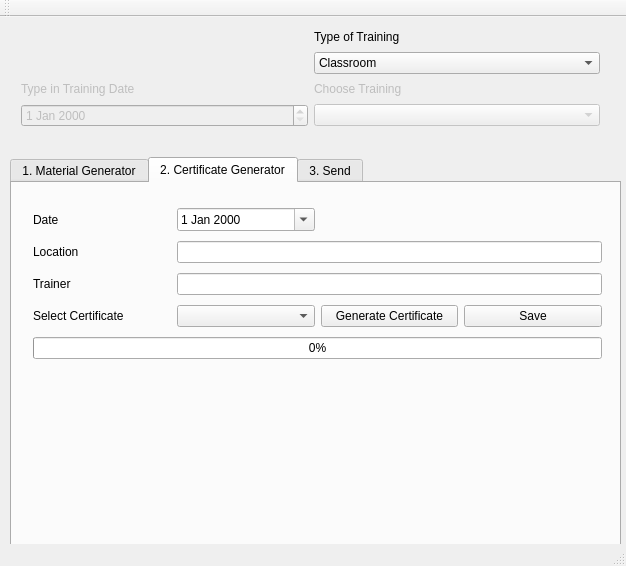
QVllasa/TrainingTool, file ui/mainwindow.ui: the form before one commit.
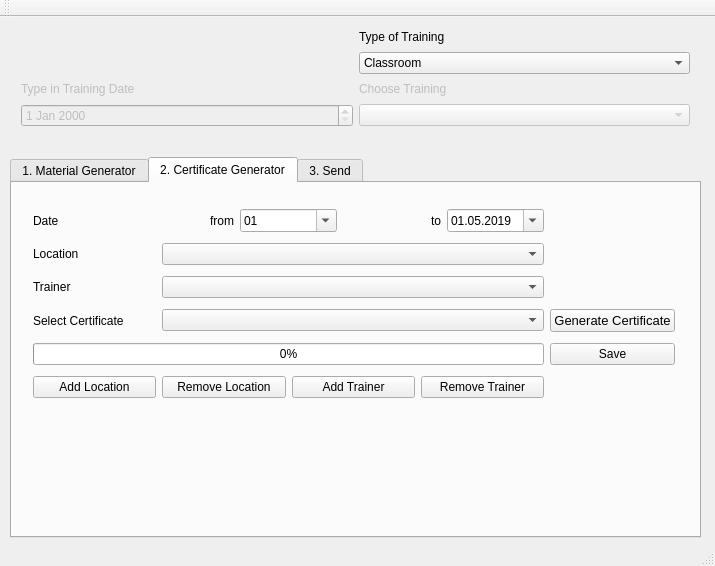
The form after the commit.

Commit message: Location and Trainer added

Patch:
```diff
--- a/ui/mainwindow.ui
+++ b/ui/mainwindow.ui
@@ -6,7 +6,7 @@
    <rect>
     <x>0</x>
     <y>0</y>
-    <width>626</width>
+    <width>715</width>
     <height>566</height>
    </rect>
   </property>
@@ -18,8 +18,8 @@
   </property>
   <property name="maximumSize">
    <size>
-    <width>626</width>
-    <height>566</height>
+    <width>900</width>
+    <height>900</height>
    </size>
   </property>
   <property name="windowTitle">
@@ -31,8 +31,8 @@
      <rect>
       <x>10</x>
       <y>140</y>
-      <width>611</width>
-      <height>391</height>
+      <width>691</width>
+      <height>381</height>
      </rect>
     </property>
     <property name="currentIndex">
@@ -136,35 +136,58 @@
        <rect>
         <x>10</x>
         <y>10</y>
-        <width>591</width>
-        <height>181</height>
+        <width>664</width>
+        <height>223</height>
        </rect>
       </property>
       <layout class="QGridLayout" name="gridLayout_3">
-       <item row="3" column="3">
-        <widget class="QPushButton" name="saveCert">
+       <item row="6" column="2">
+        <widget class="QPushButton" name="addTrainer">
          <property name="text">
-          <string>Save</string>
+          <string>Add Trainer</string>
          </property>
         </widget>
        </item>
-       <item row="3" column="1">
-        <widget class="QComboBox" name="certCombo"/>
+       <item row="6" column="3">
+        <widget class="QPushButton" name="removeTrainer">
+         <property name="text">
+          <string>Remove Trainer</string>
+         </property>
+        </widget>
        </item>
-       <item row="3" column="2">
+       <item row="5" column="0" colspan="4">
+        <widget class="QProgressBar" name="progressBarCert">
+         <property name="value">
+          <number>0</number>
+         </property>
+        </widget>
+       </item>
+       <item row="6" column="1">
+        <widget class="QPushButton" name="removeLocation">
+         <property name="text">
+          <string>Remove Location</string>
+         </property>
+        </widget>
+       </item>
+       <item row="3" column="0">
+        <widget class="QLabel" name="label_5">
+         <property name="text">
+          <string>Select Certificate</string>
+         </property>
+        </widget>
+       </item>
+       <item row="3" column="4">
         <widget class="QPushButton" name="generateCert">
+         <property name="font">
+          <font>
+           <pointsize>10</pointsize>
+          </font>
+         </property>
          <property name="text">
           <string>Generate Certificate</string>
          </property>
         </widget>
        </item>
-       <item row="4" column="0" colspan="4">
-        <widget class="QProgressBar" name="progressBarCert">
-         <property name="value">
-          <number>0</number>
-         </property>
-        </widget>
-       </item>
        <item row="2" column="0">
         <widget class="QLabel" name="label_9">
          <property name="text">
@@ -172,17 +195,23 @@
          </property>
         </widget>
        </item>
-       <item row="3" column="0">
-        <widget class="QLabel" name="label_5">
+       <item row="5" column="4">
+        <widget class="QPushButton" name="saveCert">
          <property name="text">
-          <string>Select Certificate</string>
+          <string>Save</string>
          </property>
         </widget>
        </item>
-       <item row="0" column="0">
-        <widget class="QLabel" name="label_8">
+       <item row="1" column="1" colspan="3">
+        <widget class="QComboBox" name="locationCombo"/>
+       </item>
+       <item row="2" column="1" colspan="3">
+        <widget class="QComboBox" name="trainerCombo"/>
+       </item>
+       <item row="6" column="0">
+        <widget class="QPushButton" name="addLocation">
          <property name="text">
-          <string>Date</string>
+          <string>Add Location</string>
          </property>
         </widget>
        </item>
@@ -193,18 +222,73 @@
          </property>
         </widget>
        </item>
-       <item row="1" column="1" colspan="3">
-        <widget class="QLineEdit" name="locationText"/>
+       <item row="3" column="1" colspan="3">
+        <widget class="QComboBox" name="certCombo"/>
        </item>
-       <item row="2" column="1" colspan="3">
-        <widget class="QLineEdit" name="trainerText"/>
-       </item>
-       <item row="0" column="1">
-        <widget class="QDateEdit" name="certDate">
-         <property name="calendarPopup">
-          <bool>true</bool>
-         </property>
-        </widget>
+       <item row="0" column="0" colspan="4">
+        <layout class="QHBoxLayout" name="horizontalLayout">
+         <item>
+          <widget class="QLabel" name="label_8">
+           <property name="text">
+            <string>Date</string>
+           </property>
+          </widget>
+         </item>
+         <item>
+          <widget class="QLabel" name="label_12">
+           <property name="text">
+            <string>from</string>
+           </property>
+           <property name="alignment">
+            <set>Qt::AlignRight|Qt::AlignTrailing|Qt::AlignVCenter</set>
+           </property>
+          </widget>
+         </item>
+         <item>
+          <widget class="QDateEdit" name="certDateFrom">
+           <property name="displayFormat">
+            <string>dd</string>
+           </property>
+           <property name="calendarPopup">
+            <bool>true</bool>
+           </property>
+           <property name="date">
+            <date>
+             <year>2019</year>
+             <month>5</month>
+             <day>1</day>
+            </date>
+           </property>
+          </widget>
+         </item>
+         <item>
+          <widget class="QLabel" name="label_11">
+           <property name="text">
+            <string>to</string>
+           </property>
+           <property name="alignment">
+            <set>Qt::AlignRight|Qt::AlignTrailing|Qt::AlignVCenter</set>
+           </property>
+          </widget>
+         </item>
+         <item>
+          <widget class="QDateEdit" name="certDateTo">
+           <property name="displayFormat">
+            <string>dd.MM.yyyy</string>
+           </property>
+           <property name="calendarPopup">
+            <bool>true</bool>
+           </property>
+           <property name="date">
+            <date>
+             <year>2019</year>
+             <month>5</month>
+             <day>1</day>
+            </date>
+           </property>
+          </widget>
+         </item>
+        </layout>
        </item>
       </layout>
      </widget>
@@ -262,7 +346,7 @@
      <rect>
       <x>10</x>
       <y>0</y>
-      <width>601</width>
+      <width>691</width>
       <height>121</height>
      </rect>
     </property>
```
The commit also changes 12 other files.
